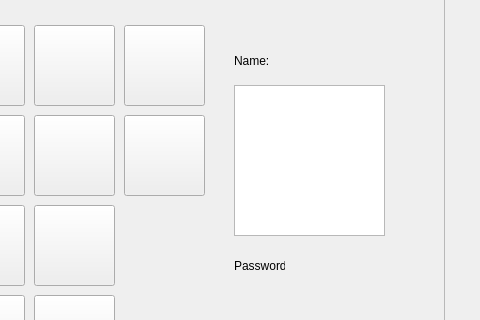
First picture: the form in Python/UI forms/selectCharacterWindow.ui, repository ajs5433/CSEC-Final-Project-, before the edit; both pictures show x 486 to 966 and y 85 to 405 of the 966 by 582 pixel window.
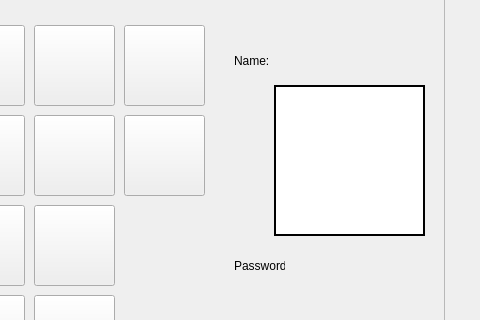
Second picture: the form after the edit.

```diff
--- a/Python/UI forms/selectCharacterWindow.ui
+++ b/Python/UI forms/selectCharacterWindow.ui
@@ -425,16 +425,6 @@
      <string/>
     </property>
    </widget>
-   <widget class="QGraphicsView" name="graphicsView">
-    <property name="geometry">
-     <rect>
-      <x>690</x>
-      <y>130</y>
-      <width>151</width>
-      <height>151</height>
-     </rect>
-    </property>
-   </widget>
    <widget class="QLabel" name="password_label">
     <property name="geometry">
      <rect>
@@ -456,6 +446,32 @@
       <width>141</width>
       <height>31</height>
      </rect>
+    </property>
+    <property name="font">
+     <font>
+      <pointsize>10</pointsize>
+      <weight>75</weight>
+      <bold>true</bold>
+     </font>
+    </property>
+    <property name="text">
+     <string/>
+    </property>
+   </widget>
+   <widget class="QLabel" name="picture_label">
+    <property name="geometry">
+     <rect>
+      <x>730</x>
+      <y>130</y>
+      <width>151</width>
+      <height>151</height>
+     </rect>
+    </property>
+    <property name="styleSheet">
+     <string notr="true">Background: rgb(255, 255, 255)</string>
+    </property>
+    <property name="frameShape">
+     <enum>QFrame::WinPanel</enum>
     </property>
     <property name="text">
      <string/>
```
Left out of the diff: 9 changed lines with no effect on the pictures.
